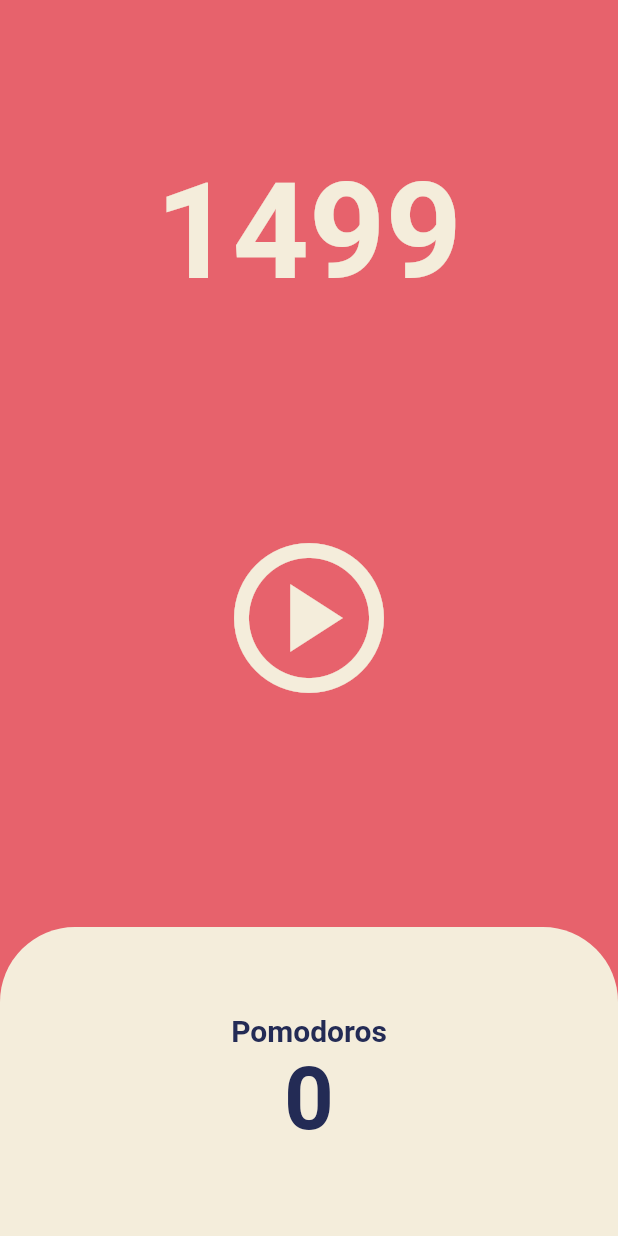
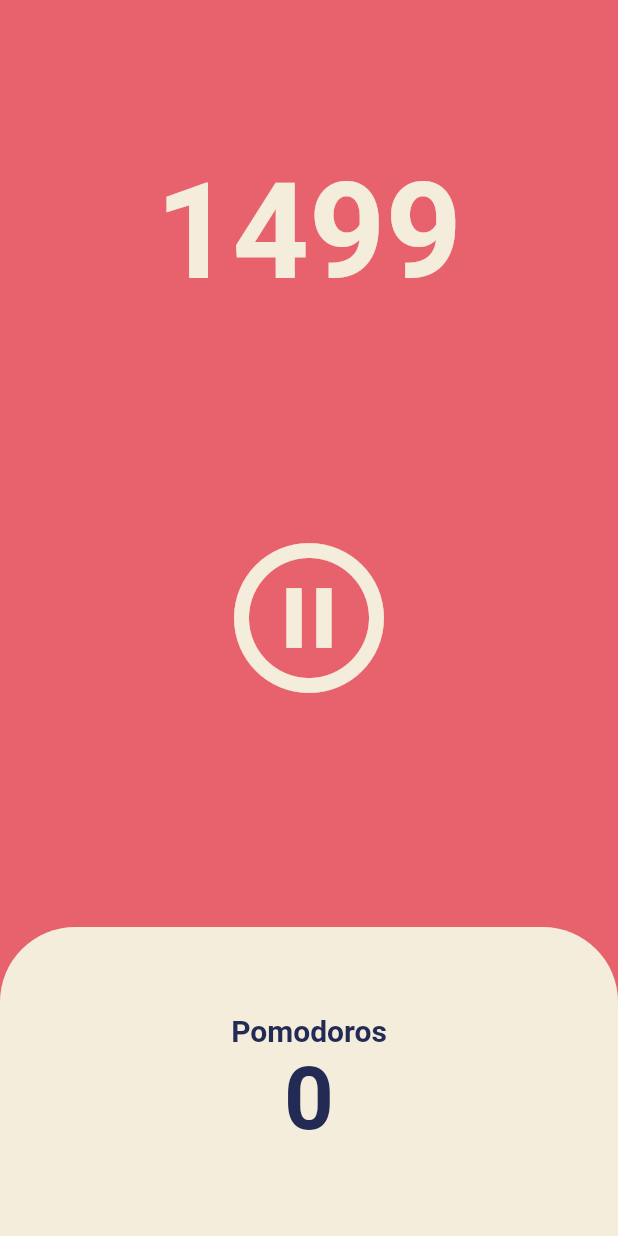
Before and after one commit to qws0708/2023_Flutter, a Flutter app: the screen it shows after launch, after a tap on the "play circle" icon, on a phone screen of 412 x 824 dp. Run offline on Flutter 3.47's test engine with Material 2 defaults, Android fonts, the phone set to English and light mode, and no system bars.

Commit message:
add pause funtion

```diff
--- a/Pomodo_Application/lib/screens/home_screen.dart
+++ b/Pomodo_Application/lib/screens/home_screen.dart
@@ -10,6 +10,7 @@ class HomeScreen extends StatefulWidget {
 }
 
 class _HomeScreenState extends State<HomeScreen> {
+  bool isRunning = false;
   int totalSeconds = 1500;
   late Timer timer;
 
@@ -26,6 +27,16 @@ class _HomeScreenState extends State<HomeScreen> {
       const Duration(seconds: 1),
       onTick,
     );
+    setState(() {
+      isRunning = true;
+    });
+  }
+
+  void onPausePressed() {
+    timer.cancel();
+    setState(() {
+      isRunning = false;
+    });
   }
 
   @override
@@ -53,8 +64,10 @@ class _HomeScreenState extends State<HomeScreen> {
               child: IconButton(
                 iconSize: 120,
                 color: Theme.of(context).cardColor,
-                icon: const Icon(Icons.play_circle_outlined),
-                onPressed: onStartPressed,
+                icon: Icon(isRunning
+                    ? Icons.pause_circle_outlined
+                    : Icons.play_circle_outlined),
+                onPressed: isRunning ? onPausePressed : onStartPressed,
               ),
             ),
           ),
```
